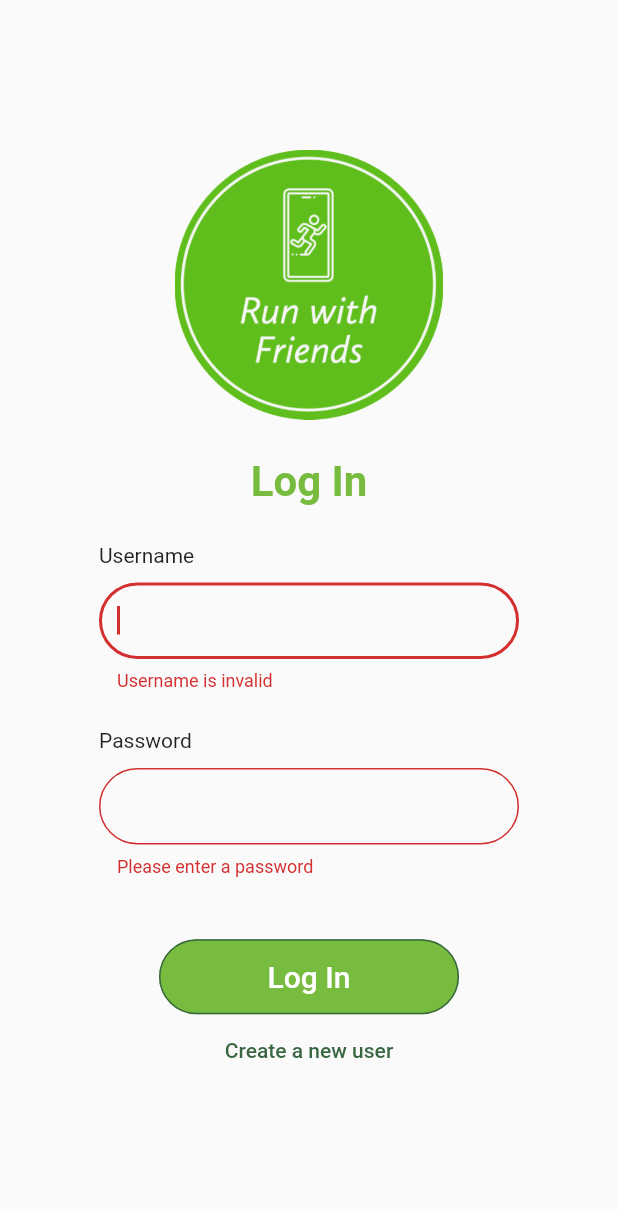
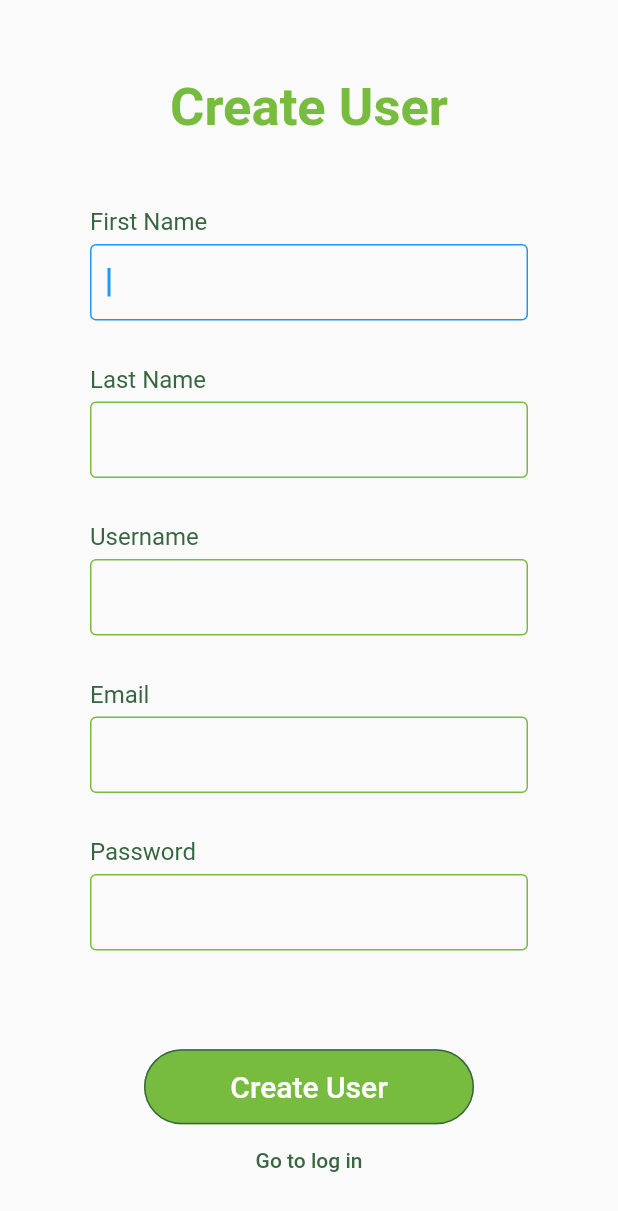
Before and after one commit to patryk1999/DECO7381, a Flutter app: the LoginScreen screen opened directly, after a tap on "Log In", after a tap on "Create a new user", on a phone screen of 412 x 824 dp. Shown: the top 1211 px of the screen. Run offline on Flutter 3.47's test engine with Material 2 defaults, Android fonts, the phone set to English and light mode, and no system bars.

Commit message:
finished create user page and navigation

```diff
--- a/abacusFrontend/lib/main.dart
+++ b/abacusFrontend/lib/main.dart
@@ -12,7 +12,6 @@ class MyApp extends StatelessWidget {
   // This widget is the root of your application.
   @override
   Widget build(BuildContext context) {
-    return MaterialApp(home: SignUpScreen());
-    //return MaterialApp(home: LoginScreen());
+    return MaterialApp(home: LoginScreen());
   }
 }
--- a/abacusFrontend/lib/pages/loginScreen.dart
+++ b/abacusFrontend/lib/pages/loginScreen.dart
@@ -1,4 +1,5 @@
 // ignore: file_names
+import 'package:abacusfrontend/pages/signUpScreen.dart';
 import 'package:flutter/material.dart';
 import 'package:abacusfrontend/components/input_field.dart';
 import '../components/simple_elevated_button.dart';
@@ -144,7 +145,12 @@ class _LoginScreenState extends State<LoginScreen> {
               Align(
                 alignment: Alignment.center,
                 child: TextButton(
-                  onPressed: () {},
+                  onPressed: () {
+                    Navigator.push(
+                    context,
+                    MaterialPageRoute(builder: (context) => const SignUpScreen()),
+                    );
+                  },
                   child: const Text(
                     'Create a new user',
                     style: TextStyle(
--- a/abacusFrontend/lib/pages/signUpScreen.dart
+++ b/abacusFrontend/lib/pages/signUpScreen.dart
@@ -1,149 +1,287 @@
 import 'package:flutter/material.dart';
+import 'package:abacusfrontend/components/input_field.dart';
+import '../components/simple_elevated_button.dart';
 
 
 
-class SignUpScreen extends StatelessWidget {
-  const SignUpScreen({super.key});
+class SignUpScreen extends StatefulWidget {
+  final Function(String? firstname, String? lastname, String? usersame, String? email, String? password)? onSubmitted;
+  const SignUpScreen({this.onSubmitted, Key? key}) : super(key: key);
+  @override
+  State<SignUpScreen> createState() => _SignUpScreenState();
 
-  // This widget is the root of your application.
+}
+
+class _SignUpScreenState extends State<SignUpScreen> {
+  late String firstname, lastname, username, email, password;
+  String? firstnameError, lastnameError, usernameError, emailError, passwordError;
+  Function(String? firstname, String? lastname, String? username, String? email, String? password)? get onSubmitted =>
+      widget.onSubmitted;
+
   @override
-  Widget build(BuildContext context) {
-    return MaterialApp(
-      title: 'Create User',
-      theme: ThemeData(
-        // This is the theme of your application.
-        //
-        // TRY THIS: Try running your application with "flutter run". You'll see
-        // the application has a blue toolbar. Then, without quitting the app,
-        // try changing the seedColor in the colorScheme below to Colors.green
-        // and then invoke "hot reload" (save your changes or press the "hot
-        // reload" button in a Flutter-supported IDE, or press "r" if you used
-        // the command line to start the app).
-        //
-        // Notice that the counter didn't reset back to zero; the application
-        // state is not lost during the reload. To reset the state, use hot
-        // restart instead.
-        //
-        // This works for code too, not just values: Most code changes can be
-        // tested with just a hot reload.
-        colorScheme: ColorScheme.fromSeed(seedColor: Colors.white),
-        useMaterial3: true,
-      ),
-      home: const SignUpScreenPage(title: 'Create User'),
-    );
+  void initState() {
+    super.initState();
+    firstname = '';
+    lastname = '';
+    username = '';
+    email = '';
+    password = '';
+    firstnameError = null;
+    lastnameError = null;
+    usernameError = null;
+    emailError = null;
+    passwordError = null;
+  }
+
+  void resetErrorText() {
+    setState(() {
+      firstnameError = null;
+      lastnameError = null;
+      usernameError = null;
+      emailError = null;
+      passwordError = null;
+    });
+  }
+  bool validate() {
+    resetErrorText();
+
+  bool isValid = true;
+  if(firstname.isEmpty) {
+    setState(() {
+      firstnameError = 'First name is invalid';
+    });
+    isValid = false;
+  }
+  if(lastname.isEmpty) {
+    setState(() {
+      lastnameError = 'Last name is invalid';
+    });
+    isValid = false;
+  }
+  if(username.isEmpty) {
+    setState(() {
+      usernameError = 'Username is invalid';
+    });
+    isValid = false;
+  }
+  if(email.isEmpty) {
+    setState(() {
+      emailError = 'Email is invalid';
+    });
+    isValid = false;
+  }
+  if(password.isEmpty) {
+    setState(() {
+      passwordError = 'Password is invalid';
+    });
+    isValid = false;
+  }
+  return isValid;
+  }
+
+  void submit() {
+    if (validate()) {
+      if (onSubmitted != null) {
+        onSubmitted!(firstname, lastname, username, email, password);
+      }
     }
   }
 
-class SignUpScreenPage extends StatefulWidget {
-  const SignUpScreenPage({super.key, required this.title});
 
-  // This widget is the home page of your application. It is stateful, meaning
-  // that it has a State object (defined below) that contains fields that affect
-  // how it looks.
-
-  // This class is the configuration for the state. It holds the values (in this
-  // case the title) provided by the parent (in this case the App widget) and
-  // used by the build method of the State. Fields in a Widget subclass are
-  // always marked "final".
-
-  final String title;
-
-  @override
-  State<SignUpScreenPage> createState() => _SignUpScreenPageState();
-}
-
-class _SignUpScreenPageState extends State<SignUpScreenPage> {
-  // some variables
-  int _counter = 0;
-
-  void _incrementCounter() {
-    setState(() {
-      // This call to setState tells the Flutter framework that something has
-      // changed in this State, which causes it to rerun the build method below
-      // so that the display can reflect the updated values. If we changed
-      // _counter without calling setState(), then the build method would not be
-      // called again, and so nothing would appear to happen.
-      _counter++;
-    });
-
-
-  }
 
   @override
   Widget build(BuildContext context) {
-    // This method is rerun every time setState is called, for instance as done
-    // by the _incrementCounter method above.
-    //
-    // The Flutter framework has been optimized to make rerunning build methods
-    // fast, so that you can just rebuild anything that needs updating rather
-    // than having to individually change instances of widgets.
+    double screenHeight = MediaQuery.of(context).size.height;
     return Scaffold(
-
       body: Center(
         // Center is a layout widget. It takes a single child and positions it
         // in the middle of the parent.
-        child: Column(
-          // Column is also a layout widget. It takes a list of children and
-          // arranges them vertically. By default, it sizes itself to fit its
-          // children horizontally, and tries to be as tall as its parent.
-          //
-          // Column has various properties to control how it sizes itself and
-          // how it positions its children. Here we use mainAxisAlignment to
-          // center the children vertically; the main axis here is the vertical
-          // axis because Columns are vertical (the cross axis would be
-          // horizontal).
-          //
-          // TRY THIS: Invoke "debug painting" (choose the "Toggle Debug Paint"
-          // action in the IDE, or press "p" in the console), to see the
-          // wireframe for each widget.
 
-          mainAxisAlignment: MainAxisAlignment.center,
-          children: <Widget>[
-            const Text(
+
+        child: Padding(
+          padding: const EdgeInsets.symmetric(horizontal: 30, vertical: 0),
+
+          child: ListView(
+                shrinkWrap: true,
+                children: [
+                  SizedBox(height: screenHeight*.03),
+                  const Center(
+                      child: Text(
                     'Create User',
-                style:TextStyle(
-                fontSize: 30,
+                    style: TextStyle(
+                      fontSize: 35,
                       fontWeight: FontWeight.bold,
                       color: Color(0xFF78BC3F),
                     ),
+                  )),
+
+                  SizedBox(height: screenHeight*.02),
+                  const Padding(
+                    padding: EdgeInsets.fromLTRB(30, 30, 30, 5),
+                    child: Text(
+                      'First Name',
+                       style: TextStyle(
+                          fontSize: 16,
+                          color: Color(0xFF386641),
+                        )
+                      ),
+                    ),
+                    Center(
+                      child: Padding(
+                        padding: const EdgeInsets.symmetric(horizontal: 30) ,
+                        child: InputField(
+                          onChanged: (value) {
+                            setState(() {
+                              firstname = value;
+                          });
+                          },
+                          onSubmitted: (val) => submit(),
+                          errorText: firstnameError,
+                          textInputAction: TextInputAction.next,
+                          autoFocus: true,
+                          ),
+                          )
                     ),
 
-
                     const Padding(
-              padding: EdgeInsets.symmetric(horizontal: 30, vertical: 16),
-              child: TextField(
-                decoration: InputDecoration(
-                  border: OutlineInputBorder(),
-                  hintText: 'Enter a search term',
+                      padding: EdgeInsets.fromLTRB(30, 30, 30,5),
+                      child: Text(
+                        'Last Name',
+                         style: TextStyle(
+                            fontSize: 16,
+                            color: Color(0xFF386641),
+                        )
+                        ),
+                      ),
+                       Center(
+                       child:Padding(
+                        padding: const EdgeInsets.symmetric(horizontal: 30),
+                        child: InputField(
+                          onChanged: (value) {
+                            setState(() {
+                              lastname = value;
+                          });
+                          },
+                          onSubmitted: (val) => submit(),
+                          errorText: lastnameError,
+                          textInputAction: TextInputAction.next,
+                          autoFocus: true,
+                          ),
+                          )
+                    ),
+                    const Padding(
+                      padding: EdgeInsets.fromLTRB(30, 30, 30,5),
+                      child: Text(
+                        'Username',
+                        style: TextStyle(
+                          fontSize: 16,
+                          color: Color(0xFF386641),
+                        )
+                        ),
+                      ),
+                       Center(
+                        child:Padding(
+                        padding: const EdgeInsets.symmetric(horizontal: 30),
+                        child: InputField(
+                          onChanged: (value) {
+                            setState(() {
+                              username = value;
+                          });
+                          },
+                          onSubmitted: (val) => submit(),
+                          errorText: usernameError,
+                          textInputAction: TextInputAction.next,
+                          autoFocus: true,
+                          ),
+                          )
+                    ),
+                    const Padding(
+                      padding: EdgeInsets.fromLTRB(30, 30, 30,5),
+                      child: Text(
+                        'Email',
+                        style: TextStyle(
+                          fontSize: 16,
+                          color: Color(0xFF386641),
+                        )
+                        ),
+                      ),
+                       Center(
+                      child:Padding(
+                        padding: const EdgeInsets.symmetric(horizontal: 30),
+                        child: InputField(
+                          onChanged: (value) {
+                            setState(() {
+                              email = value;
+                          });
+                          },
+                          onSubmitted: (val) => submit(),
+                          errorText: emailError,
+                          textInputAction: TextInputAction.next,
+                          autoFocus: true,
+                          ),
+                          )
+                    ),
+                    const Padding(
+                      padding: EdgeInsets.fromLTRB(30, 30, 30,5),
+                      child: Text(
+                        'Password',
+                        style: TextStyle(
+                          fontSize: 16,
+                          color: Color(0xFF386641),
+                        )
+                        ),
+                      ),
+                       Center(
+                      child:Padding(
+                        padding: const EdgeInsets.symmetric(horizontal: 30),
+                        child: InputField(
+                          onChanged: (value) {
+                            setState(() {
+                              password = value;
+                          });
+                          },
+                          onSubmitted: (val) => submit(),
+                          errorText: passwordError,
+                          keyboardType: TextInputType.name,
+                          textInputAction: TextInputAction.next,
+                          obscureText: true,
+                          autoFocus: true,
+                          ),
+                          )
+                    ),
+                    SizedBox(height: screenHeight*.08),
+                    Center(
+                      child: SizedBox(
+                        width: 220,
+                        height: 50,
+                        child: SimpleElevatedButton(
+                          color: const Color(0xFF78BC3F),
+                          onPressed: submit,
+                          child: const Text('Create User',
+                          style: TextStyle(fontSize: 20, fontStyle: FontStyle.normal),
                           ),
                         ),
                       ),
-             Padding(
-              padding: const EdgeInsets.symmetric(horizontal: 30, vertical: 16),
-              child: TextFormField(
-                decoration: const InputDecoration(
-                  border: OutlineInputBorder(),
-                  hintText: 'Enter a search term',
+                    ),
+                    Align(
+                alignment: Alignment.center,
+                child: TextButton(
+                  onPressed: () {
+                     Navigator.pop(context);
+                  },
+                  child: const Text(
+                    'Go to log in',
+                    style: TextStyle(
+                      color: Color(0xFF386641),
                     ),
                   ),
                 ),
-              Padding(
-                padding: const EdgeInsets.symmetric(horizontal: 30, vertical: 16),
-                child: FilledButton(
-                  style: ButtonStyle(
-                    backgroundColor: MaterialStateProperty.all<Color>(Color(0xFF78BC3F)),
-                  ),
-                  onPressed: () {},
-                  child: const Text('Create User'
-
-                ),
-                )
               ),
             ],
+          ),
         ),
       ),
 // This trailing comma makes auto-formatting nicer for build methods.
     );
   }
-
 }
```
Lines whose indentation alone changed are shown as unchanged.
